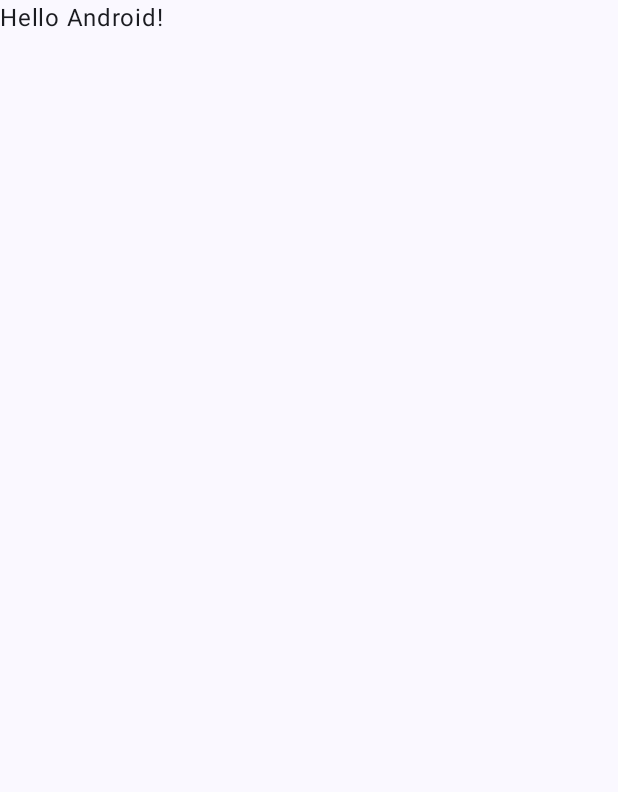
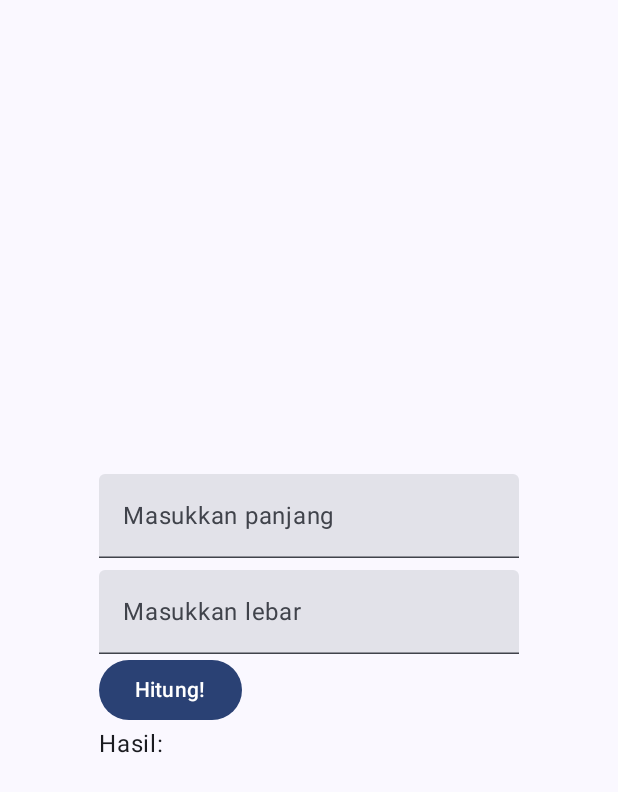
Before and after one commit to kisahtegar/JetpackComposeLabs, an Android app built with Jetpack Compose: the screen it shows after launch (MainActivity), on a phone screen of 412 x 824 dp. Before the commit the part shown is almost empty. Shown: the top 792 px of the screen. Run offline under Robolectric (Android 15) with nearby library versions, the phone set to English and light mode, and no system bars.

Commit message:
Implementing simple calculator to calculate number.

```diff
--- a/app/src/main/java/com/kisahcode/jetpackcomposelabs/MainActivity.kt
+++ b/app/src/main/java/com/kisahcode/jetpackcomposelabs/MainActivity.kt
@@ -3,45 +3,25 @@ package com.kisahcode.jetpackcomposelabs
 import android.os.Bundle
 import androidx.activity.ComponentActivity
 import androidx.activity.compose.setContent
-import androidx.activity.enableEdgeToEdge
 import androidx.compose.foundation.layout.fillMaxSize
-import androidx.compose.foundation.layout.padding
-import androidx.compose.material3.Scaffold
-import androidx.compose.material3.Text
-import androidx.compose.runtime.Composable
+import androidx.compose.material3.MaterialTheme
+import androidx.compose.material3.Surface
 import androidx.compose.ui.Modifier
-import androidx.compose.ui.tooling.preview.Preview
+import com.kisahcode.jetpackcomposelabs.ui.CalculatorApp
 import com.kisahcode.jetpackcomposelabs.ui.theme.JetpackComposeLabsTheme
 
 class MainActivity : ComponentActivity() {
     override fun onCreate(savedInstanceState: Bundle?) {
         super.onCreate(savedInstanceState)
-        enableEdgeToEdge()
         setContent {
             JetpackComposeLabsTheme {
-                Scaffold(modifier = Modifier.fillMaxSize()) { innerPadding ->
-                    Greeting(
-                        name = "Android",
-                        modifier = Modifier.padding(innerPadding)
-                    )
+                Surface(
+                    modifier = Modifier.fillMaxSize(),
+                    color = MaterialTheme.colorScheme.background
+                ) {
+                    CalculatorApp()
                 }
             }
         }
     }
 }
-
-@Composable
-fun Greeting(name: String, modifier: Modifier = Modifier) {
-    Text(
-        text = "Hello $name!",
-        modifier = modifier
-    )
-}
-
-@Preview(showBackground = true)
-@Composable
-fun GreetingPreview() {
-    JetpackComposeLabsTheme {
-        Greeting("Android")
-    }
-}
--- /dev/null
+++ b/app/src/main/java/com/kisahcode/jetpackcomposelabs/ui/CalculatorApp.kt
@@ -0,0 +1,91 @@
+package com.kisahcode.jetpackcomposelabs.ui
+
+import androidx.compose.foundation.layout.Box
+import androidx.compose.foundation.layout.Column
+import androidx.compose.foundation.layout.Spacer
+import androidx.compose.foundation.layout.fillMaxSize
+import androidx.compose.foundation.layout.height
+import androidx.compose.foundation.layout.padding
+import androidx.compose.foundation.text.KeyboardOptions
+import androidx.compose.material3.Button
+import androidx.compose.material3.Text
+import androidx.compose.material3.TextField
+import androidx.compose.runtime.Composable
+import androidx.compose.runtime.getValue
+import androidx.compose.runtime.mutableStateOf
+import androidx.compose.runtime.remember
+import androidx.compose.runtime.setValue
+import androidx.compose.ui.Alignment
+import androidx.compose.ui.Modifier
+import androidx.compose.ui.res.stringResource
+import androidx.compose.ui.text.input.KeyboardType
+import androidx.compose.ui.tooling.preview.Preview
+import androidx.compose.ui.unit.dp
+import com.kisahcode.jetpackcomposelabs.R
+import com.kisahcode.jetpackcomposelabs.ui.theme.JetpackComposeLabsTheme
+
+/**
+ * Composable function that displays a simple calculator app.
+ *
+ * This function provides a user interface to input length and width values, calculates the area
+ * based on these values, and displays the result. It uses state to manage user input and the result.
+ *
+ * @param modifier Modifier to be applied to the layout. Defaults to [Modifier].
+ */
+@Composable
+fun CalculatorApp(
+    modifier: Modifier = Modifier,
+) {
+    // State variables to hold the user input and the result
+    var lengthInput by remember { mutableStateOf("") }
+    var widthInput by remember { mutableStateOf("") }
+    var result by remember { mutableStateOf("") }
+
+    // Convert the input values to Double, defaulting to 0.0 if conversion fails
+    val length = lengthInput.toDoubleOrNull() ?: 0.0
+    val width = widthInput.toDoubleOrNull() ?: 0.0
+
+    Box(
+        modifier = modifier.fillMaxSize().padding(16.dp),
+        contentAlignment = Alignment.Center,
+    ) {
+        Column {
+            TextField(
+                value = lengthInput,
+                onValueChange = { lengthInput = it },
+                label = { Text(stringResource(R.string.enter_length)) },
+                singleLine = true,
+                keyboardOptions = KeyboardOptions(keyboardType = KeyboardType.Number),
+            )
+            Spacer(modifier.height(8.dp))
+            TextField(
+                value = widthInput,
+                onValueChange = { widthInput = it },
+                label = { Text(stringResource(R.string.enter_width)) },
+                singleLine = true,
+                keyboardOptions = KeyboardOptions(keyboardType = KeyboardType.Number),
+            )
+            Button(onClick = { result = (length * width).toString() }) {
+                Text(stringResource(R.string.count))
+            }
+            Text(
+                text = stringResource(R.string.result, result),
+            )
+        }
+    }
+}
+
+/**
+ * Preview function for the CalculatorApp composable.
+ *
+ * This function provides a preview of the CalculatorApp composable within the Jetpack Compose
+ * tooling in Android Studio. It applies the JetpackComposeLabsTheme to the CalculatorApp to
+ * ensure that the preview matches the app's theme.
+ */
+@Preview(showBackground = true)
+@Composable
+fun DefaultPreview() {
+    JetpackComposeLabsTheme {
+        CalculatorApp()
+    }
+}
--- a/app/src/main/res/values/strings.xml
+++ b/app/src/main/res/values/strings.xml
@@ -1,3 +1,7 @@
 <resources>
-    <string name="app_name">Jetpack Compose Labs</string>
+    <string name="app_name">My Compose Testing</string>
+    <string name="enter_length">Masukkan panjang</string>
+    <string name="enter_width">Masukkan lebar</string>
+    <string name="count">Hitung!</string>
+    <string name="result">Hasil: %s</string>
 </resources>
```
